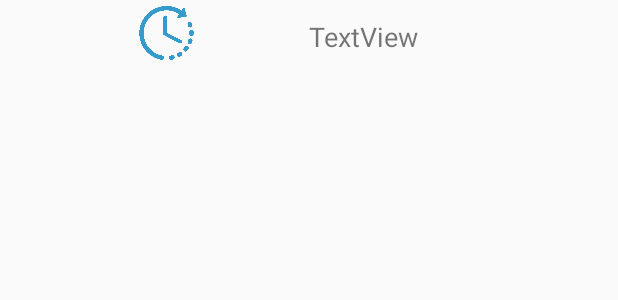
After one commit to Bresenham/Stempeluhr, an Android app: the layout notification_layout.xml on its own in the app's theme, with its tools: preview values and no code run, on a phone screen of 412 x 824 dp. The commit adds this screen. Shown: the top 300 px of the screen. Run offline under Robolectric (Android 15) with nearby library versions, the light colour scheme and no system bars.

Commit message:
Added RemoteView to display current worktime in notification bar

```diff
--- a/app/src/main/AndroidManifest.xml
+++ b/app/src/main/AndroidManifest.xml
@@ -16,9 +16,6 @@
                 <category android:name="android.intent.category.LAUNCHER" />
             </intent-filter>
         </activity>
-        <activity android:name=".OverviewPagerActivity">
-
-        </activity>
         <activity android:name=".SettingsActivity" />
         <activity android:name=".edit.EditListViewActivity" />
     </application>
--- a/app/src/main/java/com/example/standardbenutzer/stempeluhr/database/DatabaseEntry.kt
+++ b/app/src/main/java/com/example/standardbenutzer/stempeluhr/database/DatabaseEntry.kt
@@ -31,10 +31,6 @@ class DatabaseEntry(private val id : Int, private var date: Calendar, private va
         return plusMinus
     }
 
-    fun setPlusMinus(str : String) {
-        this.plusMinus = str
-    }
-
     fun setDate(date : Calendar) {
         this.date = date
     }
--- a/app/src/main/java/com/example/standardbenutzer/stempeluhr/edit/EditListViewActivity.kt
+++ b/app/src/main/java/com/example/standardbenutzer/stempeluhr/edit/EditListViewActivity.kt
@@ -37,7 +37,7 @@ class EditListViewActivity : AppCompatActivity(){
             view, hourOfDay, minute ->
             entry.setWorktime(60 * 1000L * (hourOfDay * 60 + minute))
             txtEntryWorktime.setText(msToString(entry.getWorktime()))
-        }, getHoursFromMs(entry.getWorktime()),getMinutesFromMs(entry.getWorktime()),true)
+        }, getHoursFromMs(entry.getWorktime()), getMinutesFromMs(entry.getWorktime()),true)
 
         txtEntryDate.setText(formatDateToString(entry.getDate()))
 
--- /dev/null
+++ b/app/src/main/res/layout/notification_layout.xml
@@ -0,0 +1,41 @@
+<?xml version="1.0" encoding="utf-8"?>
+<LinearLayout xmlns:android="http://schemas.android.com/apk/res/android"
+    xmlns:app="http://schemas.android.com/apk/res-auto"
+    xmlns:tools="http://schemas.android.com/tools"
+    android:layout_width="match_parent"
+    android:layout_height="match_parent"
+    android:layout_marginEnd="16dp"
+    android:layout_marginStart="16dp"
+    android:layout_marginTop="4dp"
+    app:layout_constraintEnd_toEndOf="parent"
+    app:layout_constraintStart_toStartOf="parent"
+    app:layout_constraintTop_toTopOf="parent">
+
+    <ImageView
+        android:id="@+id/imageView"
+        android:layout_width="match_parent"
+        android:layout_height="36dp"
+        android:layout_weight="1"
+        app:srcCompat="@mipmap/time_left_blue" />
+
+    <LinearLayout
+        android:layout_width="match_parent"
+        android:layout_height="match_parent"
+        android:layout_weight="1"
+        android:orientation="vertical">
+
+        <TextView
+            android:id="@+id/txtCurrentWorktime"
+            android:layout_width="match_parent"
+            android:layout_height="wrap_content"
+            android:layout_marginTop="8dp"
+            android:layout_weight="1"
+            android:text="TextView"
+            android:textSize="18sp"
+            app:layout_constraintEnd_toEndOf="parent"
+            app:layout_constraintStart_toStartOf="parent"
+            app:layout_constraintTop_toTopOf="parent" />
+
+    </LinearLayout>
+
+</LinearLayout>
```
Also changed, not shown: app/src/main/java/com/example/standardbenutzer/stempeluhr/InputViewFragment.kt (+42 -0 lines), app/src/main/res/mipmap-hdpi/time_left.png (added), app/src/main/res/mipmap-hdpi/time_left_blue.png (added), app/src/main/res/mipmap-mdpi/time_left.png (added), app/src/main/res/mipmap-mdpi/time_left_blue.png (added), app/src/main/res/mipmap-xhdpi/time_left.png (added), app/src/main/res/mipmap-xhdpi/time_left_blue.png (added), app/src/main/res/mipmap-xxhdpi/time_left.png (added), app/src/main/res/mipmap-xxhdpi/time_left_blue.png (added), app/src/main/res/mipmap-xxxhdpi/time_left.png (added), app/src/main/res/mipmap-xxxhdpi/time_left_blue.png (added).
